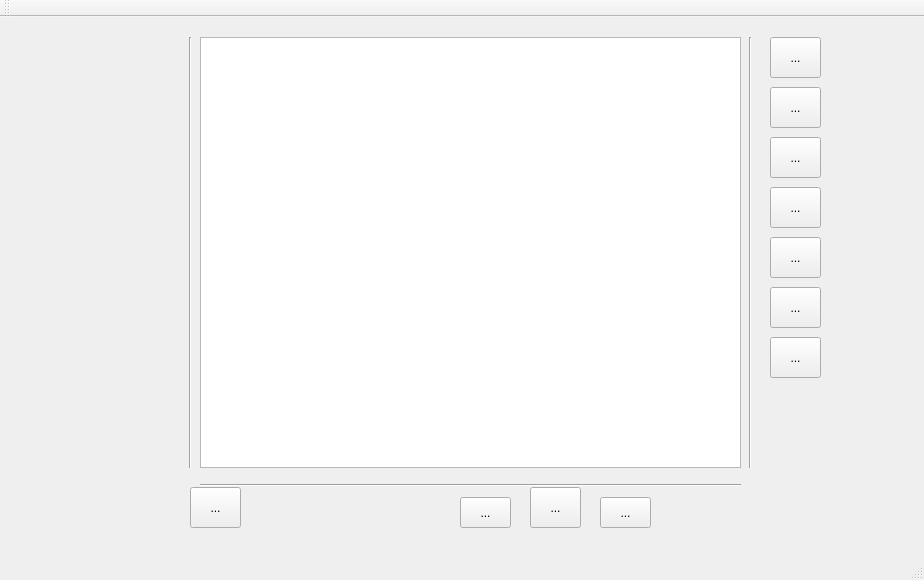
The window that Sprite_Editor_Extreme/mainwindow.ui (jokthefoo/Sprite-Editor) describes before a commit, drawn with Qt 5.
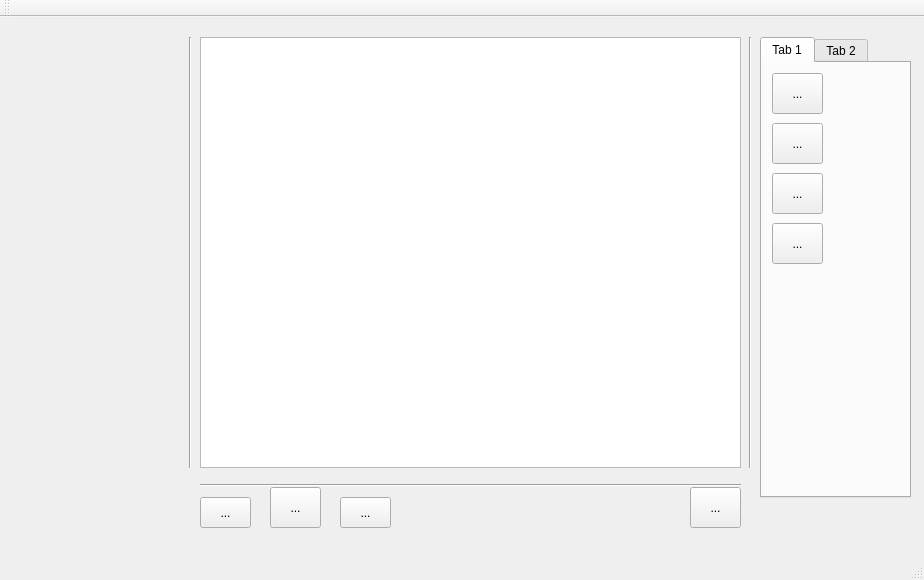
The same window after the commit.

Commit message: Added a tab widget for our tools

Patch:
```diff
--- a/Sprite_Editor_Extreme/mainwindow.ui
+++ b/Sprite_Editor_Extreme/mainwindow.ui
@@ -63,101 +63,10 @@
      <enum>Qt::Vertical</enum>
     </property>
    </widget>
-   <widget class="QToolButton" name="brush_Button">
-    <property name="geometry">
-     <rect>
-      <x>770</x>
-      <y>20</y>
-      <width>51</width>
-      <height>41</height>
-     </rect>
-    </property>
-    <property name="text">
-     <string>...</string>
-    </property>
-   </widget>
-   <widget class="QToolButton" name="eraser_Button">
-    <property name="geometry">
-     <rect>
-      <x>770</x>
-      <y>120</y>
-      <width>51</width>
-      <height>41</height>
-     </rect>
-    </property>
-    <property name="text">
-     <string>...</string>
-    </property>
-   </widget>
-   <widget class="QToolButton" name="fill_Bucket_Button">
-    <property name="geometry">
-     <rect>
-      <x>770</x>
-      <y>70</y>
-      <width>51</width>
-      <height>41</height>
-     </rect>
-    </property>
-    <property name="text">
-     <string>...</string>
-    </property>
-   </widget>
-   <widget class="QToolButton" name="zoom_In_Button">
-    <property name="geometry">
-     <rect>
-      <x>770</x>
-      <y>170</y>
-      <width>51</width>
-      <height>41</height>
-     </rect>
-    </property>
-    <property name="text">
-     <string>...</string>
-    </property>
-   </widget>
-   <widget class="QToolButton" name="zoom_Out_Button">
-    <property name="geometry">
-     <rect>
-      <x>770</x>
-      <y>220</y>
-      <width>51</width>
-      <height>41</height>
-     </rect>
-    </property>
-    <property name="text">
-     <string>...</string>
-    </property>
-   </widget>
-   <widget class="QToolButton" name="rotate_Right_Button">
-    <property name="geometry">
-     <rect>
-      <x>770</x>
-      <y>270</y>
-      <width>51</width>
-      <height>41</height>
-     </rect>
-    </property>
-    <property name="text">
-     <string>...</string>
-    </property>
-   </widget>
-   <widget class="QToolButton" name="rotate_Left_Button">
-    <property name="geometry">
-     <rect>
-      <x>770</x>
-      <y>320</y>
-      <width>51</width>
-      <height>41</height>
-     </rect>
-    </property>
-    <property name="text">
-     <string>...</string>
-    </property>
-   </widget>
    <widget class="QToolButton" name="add_Frame_Button">
     <property name="geometry">
      <rect>
-      <x>190</x>
+      <x>690</x>
       <y>470</y>
       <width>51</width>
       <height>41</height>
@@ -170,7 +79,7 @@
    <widget class="QToolButton" name="previous_frame_button">
     <property name="geometry">
      <rect>
-      <x>460</x>
+      <x>200</x>
       <y>480</y>
       <width>51</width>
       <height>31</height>
@@ -183,7 +92,7 @@
    <widget class="QToolButton" name="play_button">
     <property name="geometry">
      <rect>
-      <x>530</x>
+      <x>270</x>
       <y>470</y>
       <width>51</width>
       <height>41</height>
@@ -196,7 +105,7 @@
    <widget class="QToolButton" name="next_frame_button">
     <property name="geometry">
      <rect>
-      <x>600</x>
+      <x>340</x>
       <y>480</y>
       <width>51</width>
       <height>31</height>
@@ -206,6 +115,133 @@
      <string>...</string>
     </property>
    </widget>
+   <widget class="QTabWidget" name="tabWidget">
+    <property name="geometry">
+     <rect>
+      <x>760</x>
+      <y>20</y>
+      <width>151</width>
+      <height>461</height>
+     </rect>
+    </property>
+    <property name="currentIndex">
+     <number>0</number>
+    </property>
+    <widget class="QWidget" name="tab">
+     <attribute name="title">
+      <string>Tab 1</string>
+     </attribute>
+     <widget class="QToolButton" name="brush_Button">
+      <property name="geometry">
+       <rect>
+        <x>10</x>
+        <y>10</y>
+        <width>51</width>
+        <height>41</height>
+       </rect>
+      </property>
+      <property name="text">
+       <string>...</string>
+      </property>
+     </widget>
+     <widget class="QToolButton" name="fill_Bucket_Button">
+      <property name="geometry">
+       <rect>
+        <x>10</x>
+        <y>60</y>
+        <width>51</width>
+        <height>41</height>
+       </rect>
+      </property>
+      <property name="text">
+       <string>...</string>
+      </property>
+     </widget>
+     <widget class="QToolButton" name="eraser_Button">
+      <property name="geometry">
+       <rect>
+        <x>10</x>
+        <y>110</y>
+        <width>51</width>
+        <height>41</height>
+       </rect>
+      </property>
+      <property name="text">
+       <string>...</string>
+      </property>
+     </widget>
+     <widget class="QToolButton" name="rectangle_button">
+      <property name="geometry">
+       <rect>
+        <x>10</x>
+        <y>160</y>
+        <width>51</width>
+        <height>41</height>
+       </rect>
+      </property>
+      <property name="text">
+       <string>...</string>
+      </property>
+     </widget>
+    </widget>
+    <widget class="QWidget" name="tab_2">
+     <attribute name="title">
+      <string>Tab 2</string>
+     </attribute>
+     <widget class="QToolButton" name="rotate_Left_Button">
+      <property name="geometry">
+       <rect>
+        <x>10</x>
+        <y>160</y>
+        <width>51</width>
+        <height>41</height>
+       </rect>
+      </property>
+      <property name="text">
+       <string>...</string>
+      </property>
+     </widget>
+     <widget class="QToolButton" name="zoom_Out_Button">
+      <property name="geometry">
+       <rect>
+        <x>10</x>
+        <y>60</y>
+        <width>51</width>
+        <height>41</height>
+       </rect>
+      </property>
+      <property name="text">
+       <string>...</string>
+      </property>
+     </widget>
+     <widget class="QToolButton" name="rotate_Right_Button">
+      <property name="geometry">
+       <rect>
+        <x>10</x>
+        <y>110</y>
+        <width>51</width>
+        <height>41</height>
+       </rect>
+      </property>
+      <property name="text">
+       <string>...</string>
+      </property>
+     </widget>
+     <widget class="QToolButton" name="zoom_In_Button">
+      <property name="geometry">
+       <rect>
+        <x>10</x>
+        <y>10</y>
+        <width>51</width>
+        <height>41</height>
+       </rect>
+      </property>
+      <property name="text">
+       <string>...</string>
+      </property>
+     </widget>
+    </widget>
+   </widget>
   </widget>
   <widget class="QMenuBar" name="menuBar">
    <property name="geometry">
```
